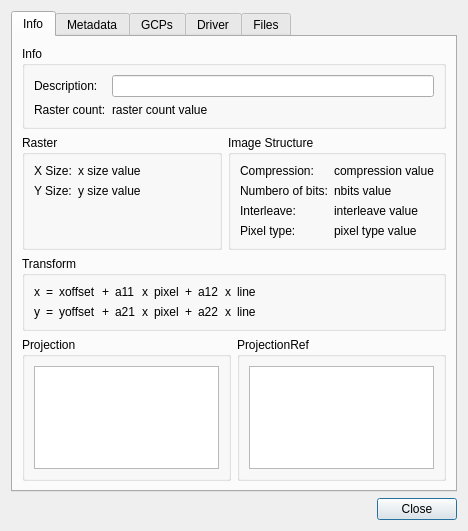
Above: gsdview/gdalbackend/ui/datasetdialog.ui from avalentino/gsdview before the change. Below: the same form after it.
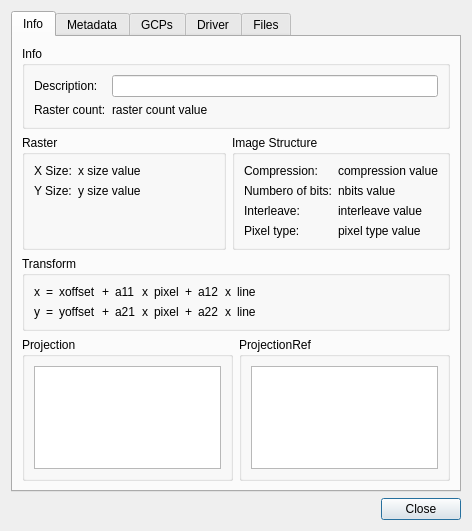
That is the form after the change.

Commit message: Fix duplicate metadata widget

The edit to the form file:
```diff
--- a/gsdview/gdalbackend/ui/datasetdialog.ui
+++ b/gsdview/gdalbackend/ui/datasetdialog.ui
@@ -6,7 +6,7 @@
    <rect>
     <x>0</x>
     <y>0</y>
-    <width>468</width>
+    <width>472</width>
     <height>531</height>
    </rect>
   </property>
@@ -16,12 +16,6 @@
   <layout class="QVBoxLayout" name="mainVerticalLayout">
    <item>
     <widget class="QTabWidget" name="tabWidget">
-     <property name="sizePolicy">
-      <sizepolicy hsizetype="Expanding" vsizetype="Expanding">
-       <horstretch>0</horstretch>
-       <verstretch>0</verstretch>
-      </sizepolicy>
-     </property>
      <property name="contextMenuPolicy">
       <enum>Qt::ActionsContextMenu</enum>
      </property>
```
Left out of the diff: 11 changed lines with no effect on the pictures. The commit also changes 3 other files.
